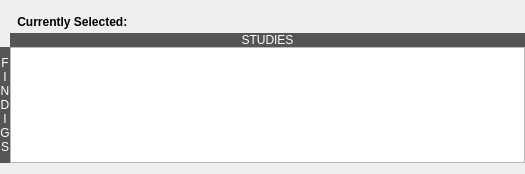
Old version of the form Resources/UI/qSlicerLongitudinalPETCTReportTableWidget.ui in the repository paulcm/LongitudinalPETCT.
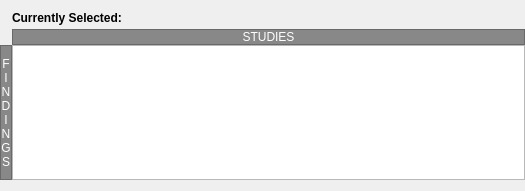
New version of the form. Icons and pictures are not drawn.

```diff
--- a/Resources/UI/qSlicerLongitudinalPETCTReportTableWidget.ui
+++ b/Resources/UI/qSlicerLongitudinalPETCTReportTableWidget.ui
@@ -7,7 +7,7 @@
     <x>0</x>
     <y>0</y>
     <width>525</width>
-    <height>174</height>
+    <height>191</height>
    </rect>
   </property>
   <property name="windowTitle">
@@ -30,7 +30,7 @@
     <number>6</number>
    </property>
    <item>
-    <layout class="QGridLayout" name="gridLayout" columnstretch="0,1,0,0,0">
+    <layout class="QGridLayout" name="gridLayout" columnstretch="0,1,0,0">
      <property name="leftMargin">
       <number>0</number>
      </property>
@@ -49,7 +49,10 @@
      <item row="2" column="1" colspan="3">
       <widget class="QLabel" name="Label_Studies">
        <property name="styleSheet">
-        <string notr="true">QLabel {background-color: #555;color:#FEFEFE; }</string>
+        <string notr="true">QLabel {background-color: #888;color:#FEFEFE; }</string>
+       </property>
+       <property name="frameShape">
+        <enum>QFrame::StyledPanel</enum>
        </property>
        <property name="text">
         <string>STUDIES</string>
@@ -65,7 +68,10 @@
      <item row="3" column="0">
       <widget class="QLabel" name="Label_Findings">
        <property name="styleSheet">
-        <string notr="true">QLabel {background-color: #555;color:#FEFEFE; }</string>
+        <string notr="true">QLabel {background-color: #888;color:#FEFEFE; }</string>
+       </property>
+       <property name="frameShape">
+        <enum>QFrame::StyledPanel</enum>
        </property>
        <property name="text">
         <string>F
@@ -73,6 +79,7 @@
 N
 D
 I
+N
 G
 S</string>
        </property>
@@ -82,11 +89,20 @@
       </widget>
      </item>
      <item row="0" column="1" colspan="3">
-      <layout class="QHBoxLayout" name="horizontalLayout">
+      <layout class="QHBoxLayout" name="horizontalLayout" stretch="0,1,0">
        <property name="spacing">
         <number>8</number>
        </property>
-       <property name="margin">
+       <property name="leftMargin">
+        <number>0</number>
+       </property>
+       <property name="topMargin">
+        <number>0</number>
+       </property>
+       <property name="rightMargin">
+        <number>4</number>
+       </property>
+       <property name="bottomMargin">
         <number>4</number>
        </property>
        <item>
@@ -95,7 +111,7 @@
           <string notr="true">font-weight: 600;</string>
          </property>
          <property name="text">
-          <string> Currently Selected:</string>
+          <string>Currently Selected:</string>
          </property>
          <property name="alignment">
           <set>Qt::AlignLeading|Qt::AlignLeft|Qt::AlignVCenter</set>
```
Left out of the diff: 17 changed lines with no effect on the pictures.
